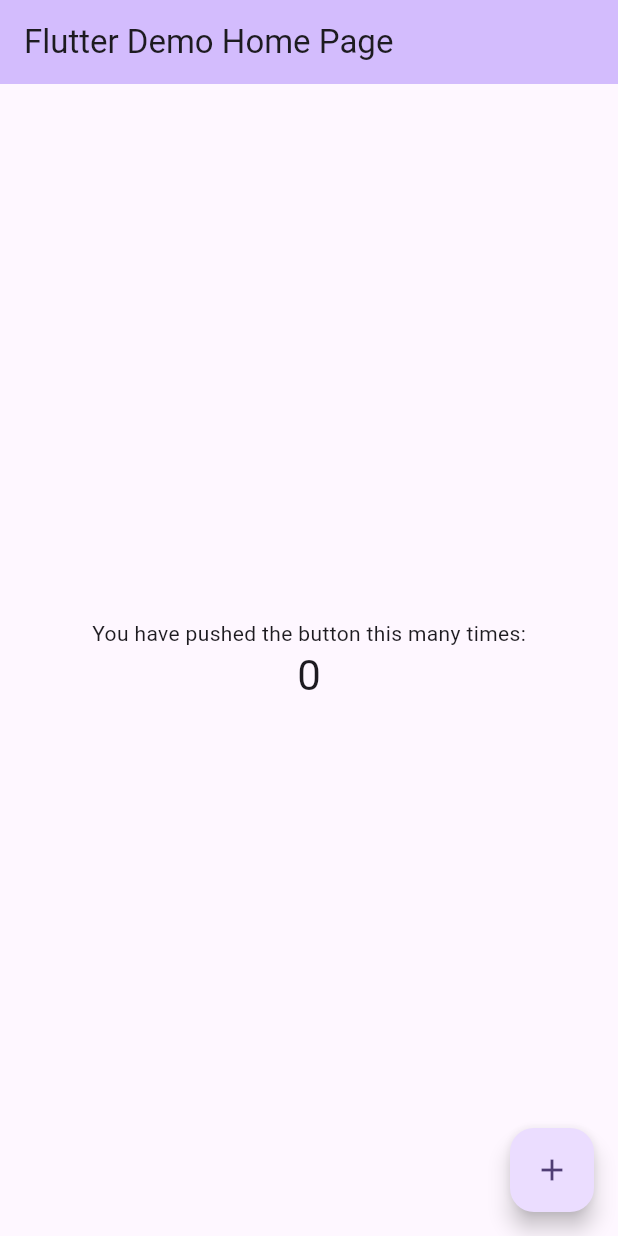
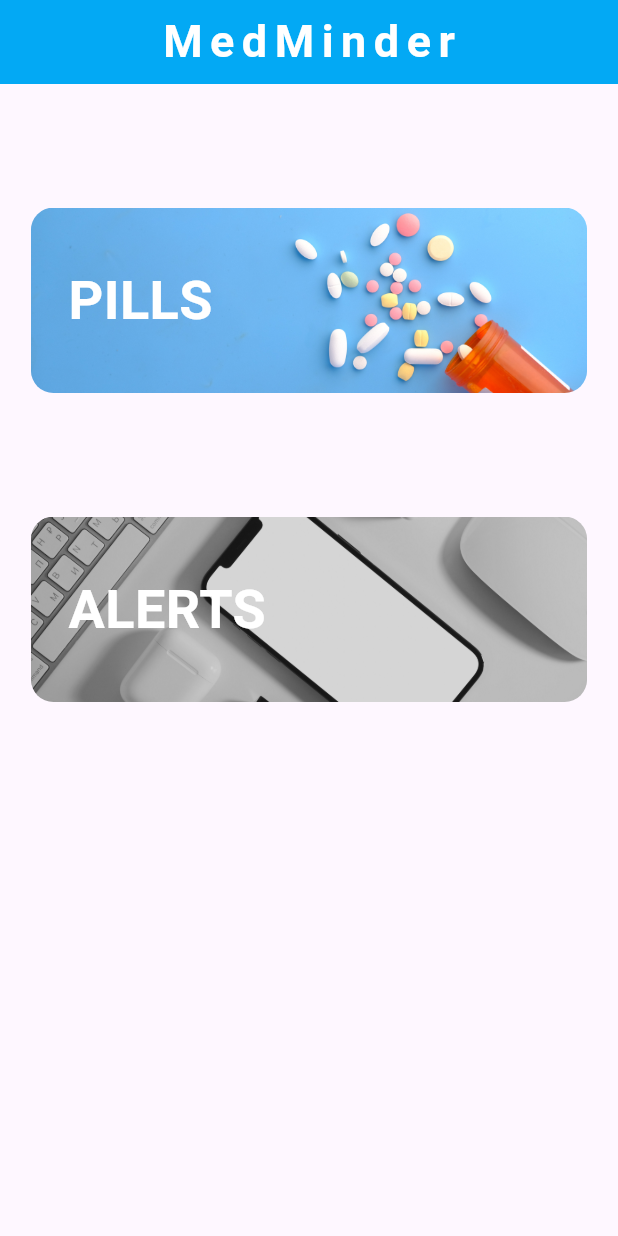
Before and after one commit to AliTfaily2/Pill_Reminder, a Flutter app: the screen it shows after launch, on a phone screen of 412 x 824 dp. Run offline on Flutter 3.47's test engine with Material 3 defaults, Android fonts, the phone set to English and light mode, and no system bars.

Commit message:
first design

```diff
--- /dev/null
+++ b/lib/home.dart
@@ -0,0 +1,65 @@
+import 'package:flutter/material.dart';
+
+class Home extends StatefulWidget {
+  const Home({super.key});
+
+  @override
+  State<Home> createState() => _HomeState();
+}
+
+class _HomeState extends State<Home> {
+  @override
+  Widget build(BuildContext context) {
+    double width = MediaQuery.of(context).size.width;
+    double height = MediaQuery.of(context).size.height;
+    return Scaffold(
+      appBar: AppBar(
+        title: const Text('MedMinder', style: TextStyle(fontSize: 30,color: Colors.white,fontWeight: FontWeight.bold,letterSpacing: 5),),
+        centerTitle: true,
+        backgroundColor: Colors.lightBlue,
+      ),
+      body: Center(
+        child: Column(
+          children: [
+            SizedBox(height: height*0.1,),
+            GestureDetector(onTap:(){},child: Container(
+              height: height * 0.15,
+              width: width * 0.9,
+              decoration: BoxDecoration(
+                  borderRadius: BorderRadius.circular(15),
+                  image: const DecorationImage(
+                      image: AssetImage('assets/pills.jpg'),
+                      fit: BoxFit.cover
+                  )
+              ),
+              child: const Row(
+                children: [
+                  SizedBox(width: 25,),
+                  Text('PILLS',style: TextStyle(fontWeight: FontWeight.bold,fontSize: 36,color: Colors.white),)
+                ],
+              ),
+            ),),
+            SizedBox(height: height*0.1,),
+            GestureDetector(onTap:(){},child: Container(
+              height: height * 0.15,
+              width: width * 0.9,
+              decoration: BoxDecoration(
+                  borderRadius: BorderRadius.circular(15),
+                  image: const DecorationImage(
+                      image: AssetImage('assets/notification.jpg'),
+                      fit: BoxFit.cover
+                  )
+              ),
+              child: const Row(
+                children: [
+                  SizedBox(width: 25,),
+                  Text('ALERTS',style: TextStyle(fontWeight: FontWeight.bold,fontSize: 36,color: Colors.white),)
+                ],
+              ),
+            ),)
+          ],
+        ),
+      ),
+    );
+  }
+}
--- a/lib/main.dart
+++ b/lib/main.dart
@@ -1,5 +1,5 @@
 import 'package:flutter/material.dart';
-
+import 'home.dart';
 void main() {
   runApp(const MyApp());
 }
@@ -7,119 +7,12 @@ void main() {
 class MyApp extends StatelessWidget {
   const MyApp({super.key});
 
-  // This widget is the root of your application.
   @override
   Widget build(BuildContext context) {
-    return MaterialApp(
-      title: 'Flutter Demo',
-      theme: ThemeData(
-        // This is the theme of your application.
-        //
-        // TRY THIS: Try running your application with "flutter run". You'll see
-        // the application has a purple toolbar. Then, without quitting the app,
-        // try changing the seedColor in the colorScheme below to Colors.green
-        // and then invoke "hot reload" (save your changes or press the "hot
-        // reload" button in a Flutter-supported IDE, or press "r" if you used
-        // the command line to start the app).
-        //
-        // Notice that the counter didn't reset back to zero; the application
-        // state is not lost during the reload. To reset the state, use hot
-        // restart instead.
-        //
-        // This works for code too, not just values: Most code changes can be
-        // tested with just a hot reload.
-        colorScheme: ColorScheme.fromSeed(seedColor: Colors.deepPurple),
-        useMaterial3: true,
-      ),
-      home: const MyHomePage(title: 'Flutter Demo Home Page'),
+    return const MaterialApp(
+      title: 'Pill Reminder App',
+      debugShowCheckedModeBanner: false,
+      home: Home(),
     );
   }
 }
-
-class MyHomePage extends StatefulWidget {
-  const MyHomePage({super.key, required this.title});
-
-  // This widget is the home page of your application. It is stateful, meaning
-  // that it has a State object (defined below) that contains fields that affect
-  // how it looks.
-
-  // This class is the configuration for the state. It holds the values (in this
-  // case the title) provided by the parent (in this case the App widget) and
-  // used by the build method of the State. Fields in a Widget subclass are
-  // always marked "final".
-
-  final String title;
-
-  @override
-  State<MyHomePage> createState() => _MyHomePageState();
-}
-
-class _MyHomePageState extends State<MyHomePage> {
-  int _counter = 0;
-
-  void _incrementCounter() {
-    setState(() {
-      // This call to setState tells the Flutter framework that something has
-      // changed in this State, which causes it to rerun the build method below
-      // so that the display can reflect the updated values. If we changed
-      // _counter without calling setState(), then the build method would not be
-      // called again, and so nothing would appear to happen.
-      _counter++;
-    });
-  }
-
-  @override
-  Widget build(BuildContext context) {
-    // This method is rerun every time setState is called, for instance as done
-    // by the _incrementCounter method above.
-    //
-    // The Flutter framework has been optimized to make rerunning build methods
-    // fast, so that you can just rebuild anything that needs updating rather
-    // than having to individually change instances of widgets.
-    return Scaffold(
-      appBar: AppBar(
-        // TRY THIS: Try changing the color here to a specific color (to
-        // Colors.amber, perhaps?) and trigger a hot reload to see the AppBar
-        // change color while the other colors stay the same.
-        backgroundColor: Theme.of(context).colorScheme.inversePrimary,
-        // Here we take the value from the MyHomePage object that was created by
-        // the App.build method, and use it to set our appbar title.
-        title: Text(widget.title),
-      ),
-      body: Center(
-        // Center is a layout widget. It takes a single child and positions it
-        // in the middle of the parent.
-        child: Column(
-          // Column is also a layout widget. It takes a list of children and
-          // arranges them vertically. By default, it sizes itself to fit its
-          // children horizontally, and tries to be as tall as its parent.
-          //
-          // Column has various properties to control how it sizes itself and
-          // how it positions its children. Here we use mainAxisAlignment to
-          // center the children vertically; the main axis here is the vertical
-          // axis because Columns are vertical (the cross axis would be
-          // horizontal).
-          //
-          // TRY THIS: Invoke "debug painting" (choose the "Toggle Debug Paint"
-          // action in the IDE, or press "p" in the console), to see the
-          // wireframe for each widget.
-          mainAxisAlignment: MainAxisAlignment.center,
-          children: <Widget>[
-            const Text(
-              'You have pushed the button this many times:',
-            ),
-            Text(
-              '$_counter',
-              style: Theme.of(context).textTheme.headlineMedium,
-            ),
-          ],
-        ),
-      ),
-      floatingActionButton: FloatingActionButton(
-        onPressed: _incrementCounter,
-        tooltip: 'Increment',
-        child: const Icon(Icons.add),
-      ), // This trailing comma makes auto-formatting nicer for build methods.
-    );
-  }
-}
--- /dev/null
+++ b/lib/pill.dart
@@ -0,0 +1,8 @@
+
+class Pill{
+  String name;
+  int totalPills;
+  int dose;
+
+  Pill(this.name, this.totalPills, this.dose);
+}
--- a/pubspec.yaml
+++ b/pubspec.yaml
@@ -59,9 +59,9 @@ flutter:
   uses-material-design: true
 
   # To add assets to your application, add an assets section, like this:
-  # assets:
-  #   - images/a_dot_burr.jpeg
-  #   - images/a_dot_ham.jpeg
+  assets:
+    - assets/pills.jpg
+    - assets/notification.jpg
 
   # An image asset can refer to one or more resolution-specific "variants", see
   # https://flutter.dev/assets-and-images/#resolution-aware
```
Also changed, not shown: assets/notification.jpg (added), assets/pills.jpg (added).
